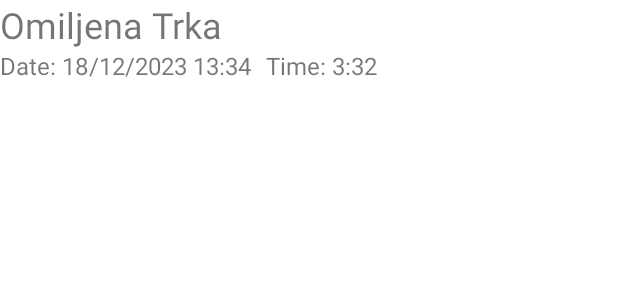
After one commit to lazarche/TrackApp, an Android app: the layout list_item.xml on its own in the app's theme, with its tools: preview values and no code run, on a phone screen of 412 x 824 dp. The commit adds this screen. Shown: the top 300 px of the screen. Run offline under Robolectric (Android 15) with nearby library versions, the phone set to English and light mode, and no system bars.

Commit message:
working adapter for tracks

```diff
--- /dev/null
+++ b/TrackMap/app/src/main/res/layout/list_item.xml
@@ -0,0 +1,46 @@
+<?xml version="1.0" encoding="utf-8"?>
+<androidx.constraintlayout.widget.ConstraintLayout xmlns:android="http://schemas.android.com/apk/res/android"
+    xmlns:app="http://schemas.android.com/apk/res-auto"
+    xmlns:tools="http://schemas.android.com/tools"
+    android:layout_width="match_parent"
+    android:layout_height="wrap_content">
+
+    <Button
+        android:id="@+id/btnWhole"
+        android:layout_width="0dp"
+        android:layout_height="0dp"
+        android:background="?attr/selectableItemBackground"
+        app:layout_constraintBottom_toBottomOf="parent"
+        app:layout_constraintEnd_toEndOf="parent"
+        app:layout_constraintStart_toStartOf="parent"
+        app:layout_constraintTop_toTopOf="parent"
+        app:layout_constraintVertical_bias="1.0" />
+
+    <TextView
+        android:id="@+id/textTitle"
+        android:layout_width="wrap_content"
+        android:layout_height="wrap_content"
+        android:text="Omiljena Trka"
+        android:textSize="24sp"
+        app:layout_constraintStart_toStartOf="parent"
+        app:layout_constraintTop_toTopOf="parent" />
+
+    <TextView
+        android:id="@+id/textDate"
+        android:layout_width="wrap_content"
+        android:layout_height="wrap_content"
+        android:text="Date: 18/12/2023 13:34"
+        android:textSize="16dp"
+        app:layout_constraintStart_toStartOf="parent"
+        app:layout_constraintTop_toBottomOf="@+id/textTitle" />
+
+    <TextView
+        android:id="@+id/textTime"
+        android:layout_width="wrap_content"
+        android:layout_height="wrap_content"
+        android:layout_marginStart="10dp"
+        android:text="Time: 3:32"
+        android:textSize="16dp"
+        app:layout_constraintStart_toEndOf="@+id/textDate"
+        app:layout_constraintTop_toTopOf="@+id/textDate" />
+</androidx.constraintlayout.widget.ConstraintLayout>
```
Also changed, not shown: TrackMap/app/src/main/java/com/example/trackmap/MainActivity.java (+21 -4 lines), TrackMap/app/src/main/java/com/example/trackmap/adapter/TrackAdapter.java (added, +83 -0 lines), TrackMap/app/src/main/res/layout/activity_main.xml (+16 -18 lines), TrackMap/app/src/main/res/drawable/add_recording.png (added).
